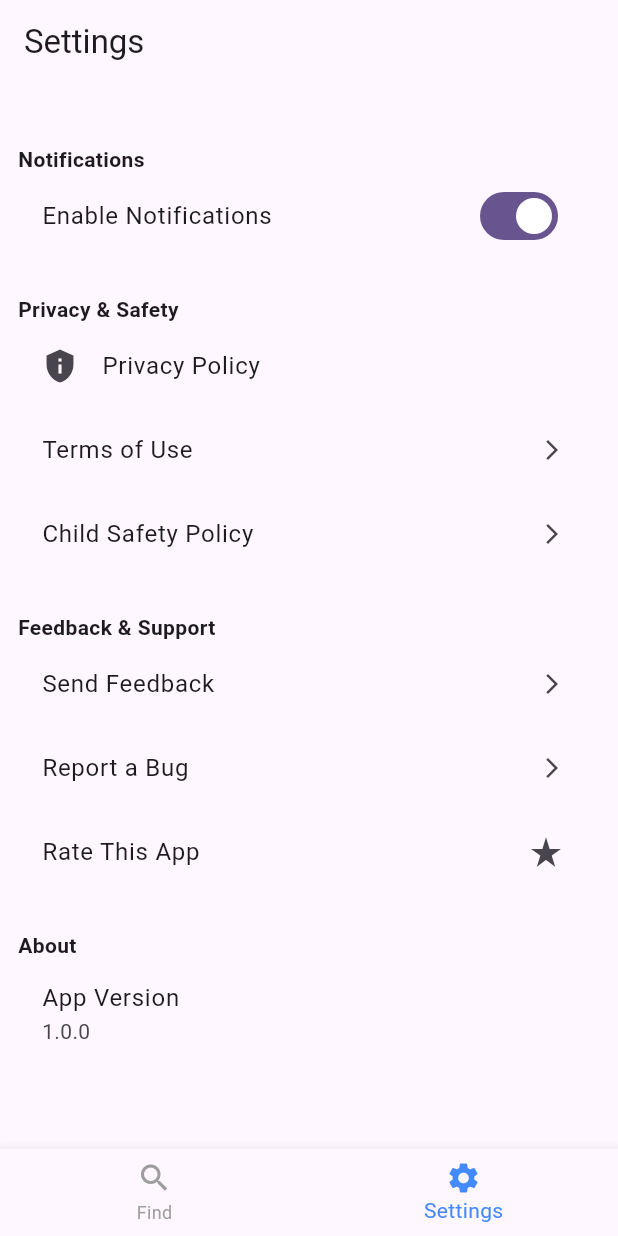
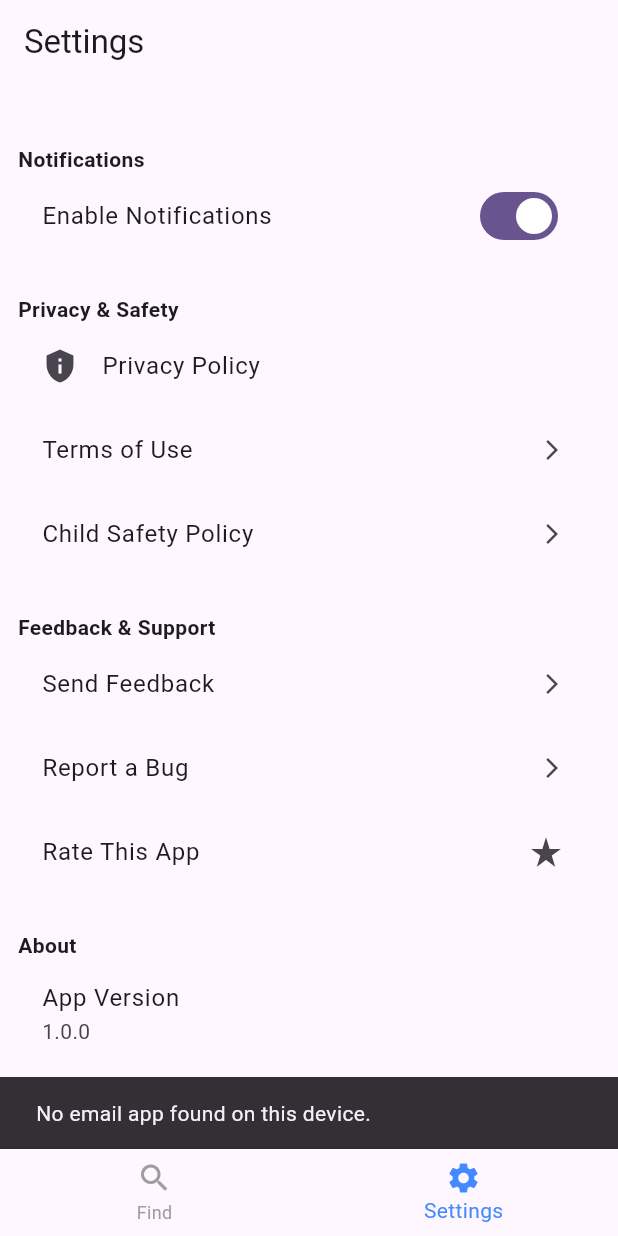
Before and after one commit to Sujitsubedi1/Random_chat_app, a Flutter app: the screen it shows after launch, item 2 of the bottom bar chosen, after a tap on "Send Feedback", on a phone screen of 412 x 824 dp. Run offline on Flutter 3.47's test engine with Material 3 defaults, Android fonts, the phone set to English and light mode, and no system bars; our stand-ins replace cloud_firestore, device_info_plus, firebase_core, google_mobile_ads, logger, lottie and 1 more; accounts and stored records are empty; project files that could hold a hidden picture were left out.

Commit message:
send feedback options

```diff
--- a/chat_app/lib/ui/settings_page.dart
+++ b/chat_app/lib/ui/settings_page.dart
@@ -2,6 +2,7 @@
 
 import 'package:flutter/material.dart';
 import 'package:url_launcher/url_launcher.dart';
+import 'dart:io';
 
 class SettingsPage extends StatefulWidget {
   const SettingsPage({super.key});
@@ -11,6 +12,44 @@ class SettingsPage extends StatefulWidget {
 }
 
 class _SettingsPageState extends State<SettingsPage> {
+  static const _supportEmail = 'randomchat8848@gmail.com'; // change this
+  static const _appVersion = '1.0.0'; // keep in one place
+
+  String _metaBlock() {
+    final platform =
+        Platform.isAndroid
+            ? 'Android'
+            : Platform.isIOS
+            ? 'iOS'
+            : Platform.operatingSystem;
+    return '''
+--- App Info ---
+App Version: $_appVersion
+Platform: $platform
+OS Version: ${Platform.operatingSystemVersion}
+Date (UTC): ${DateTime.now().toUtc().toIso8601String()}
+''';
+  }
+
+  Future<void> _sendFeedbackEmail() async {
+    final body = '''
+[Please write your feedback above this line]
+
+${_metaBlock()}
+''';
+
+    final uri = Uri(
+      scheme: 'mailto',
+      path: _supportEmail,
+      queryParameters: {
+        'subject': 'Feedback – Chat App v$_appVersion',
+        'body': body,
+      },
+    );
+
+    await launchUrl(uri, mode: LaunchMode.externalApplication);
+  }
+
   @override
   void initState() {
     super.initState();
@@ -98,8 +137,33 @@ class _SettingsPageState extends State<SettingsPage> {
           ListTile(
             title: const Text("Send Feedback"),
             trailing: const Icon(Icons.arrow_forward_ios, size: 16),
-            onTap: () {},
+            onTap: () async {
+              final ok = await launchUrl(
+                Uri(
+                  scheme: 'mailto',
+                  path: _supportEmail,
+                  queryParameters: {
+                    'subject': 'Feedback – Chat App v$_appVersion',
+                    'body': '''
+[Please write your feedback above this line]
+
+${_metaBlock()}
+''',
+                  },
+                ),
+                mode: LaunchMode.externalApplication,
+              );
+
+              if (!ok && context.mounted) {
+                ScaffoldMessenger.of(context).showSnackBar(
+                  const SnackBar(
+                    content: Text('No email app found on this device.'),
+                  ),
+                );
+              }
+            },
           ),
+
           ListTile(
             title: const Text("Report a Bug"),
             trailing: const Icon(Icons.arrow_forward_ios, size: 16),
```
